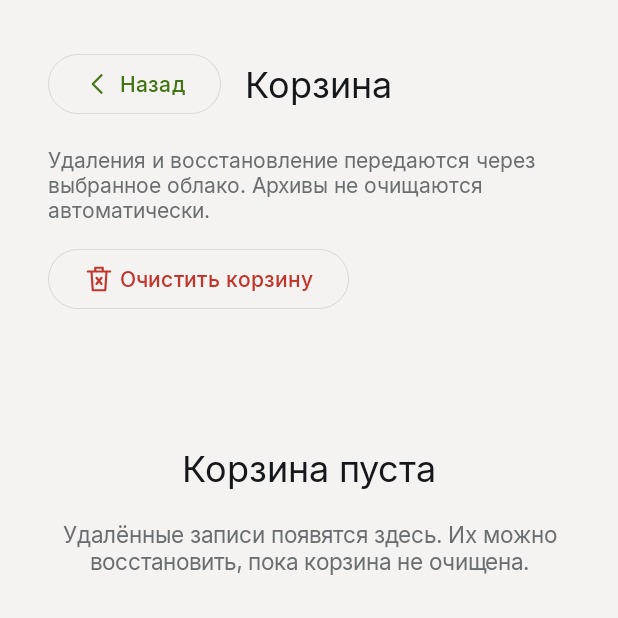
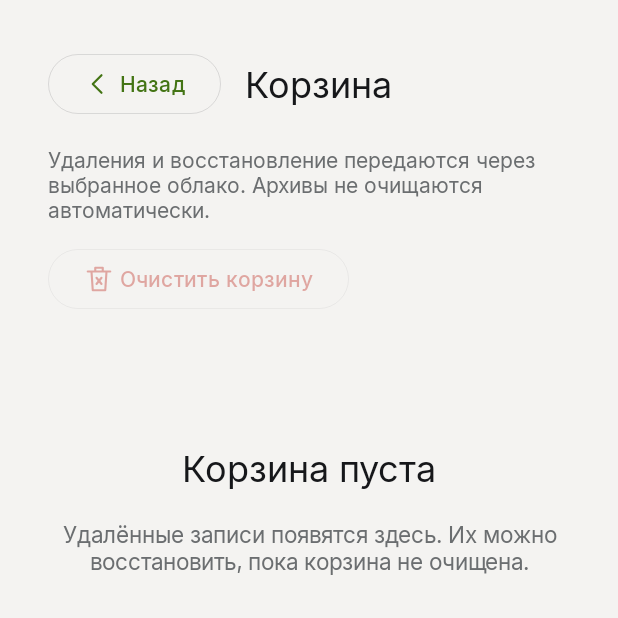
Before and after one commit to isoloma-ux/solflow, an Android app: the TrashActivity screen opened directly, with no data from a screen before it, on a phone screen of 412 x 824 dp, the top half of it. Run offline under Robolectric (Android 15) with nearby library versions, the light colour scheme and no system bars; network calls fail; pictures from the network do not load.

Commit message:
Show disabled trash actions clearly in Android themes

```diff
--- a/app-android/app/src/main/java/com/handy/voice/TrashActivity.kt
+++ b/app-android/app/src/main/java/com/handy/voice/TrashActivity.kt
@@ -55,6 +55,7 @@ class TrashActivity : AppCompatActivity() {
     private fun render() {
         val rows = SharedTrash.rows(this)
         clear.isEnabled = !working && rows.any { !it.restoring && !it.clearing }
+        clear.alpha = if (clear.isEnabled) 1f else .4f
         status.text = SyncManager.message ?: if(SyncManager.running) getString(R.string.drawer_sync_running) else ""
         body.removeAllViews()
         if(rows.isEmpty()) {
@@ -75,6 +76,7 @@ class TrashActivity : AppCompatActivity() {
             card.addView(text(getString(R.string.trash_deleted_at,DateFormat.getDateTimeInstance(DateFormat.MEDIUM,DateFormat.SHORT).format(Date(row.deletedAt))),13f,R.color.fog))
             val restore = button(getString(if(row.clearing) R.string.trash_clearing else if(row.restoring) R.string.trash_pending else R.string.trash_restore),R.drawable.ic_sf_restore)
             restore.isEnabled = !working && !row.restoring && !row.clearing
+            restore.alpha = if (restore.isEnabled) 1f else .5f
             restore.setOnClickListener {
                 working=true; render()
                 lifecycleScope.launch {
```
